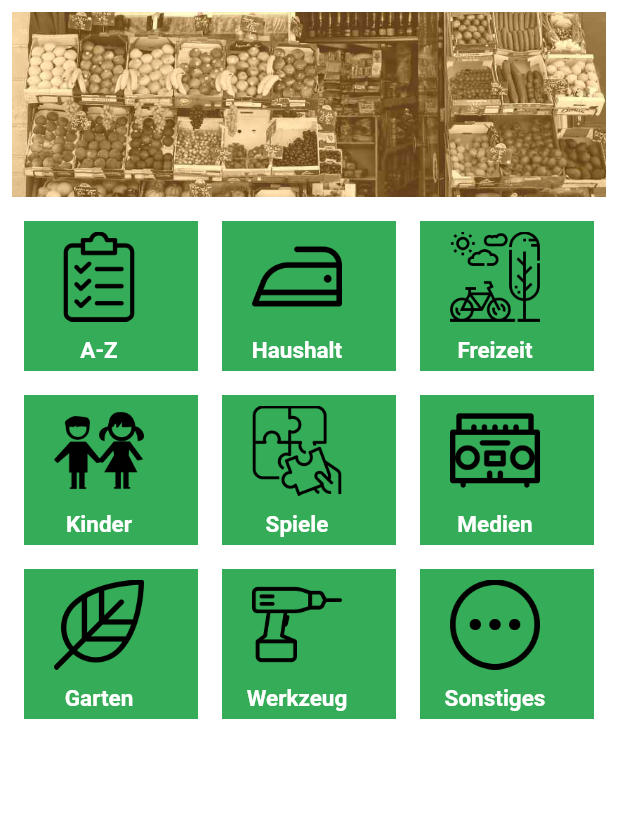
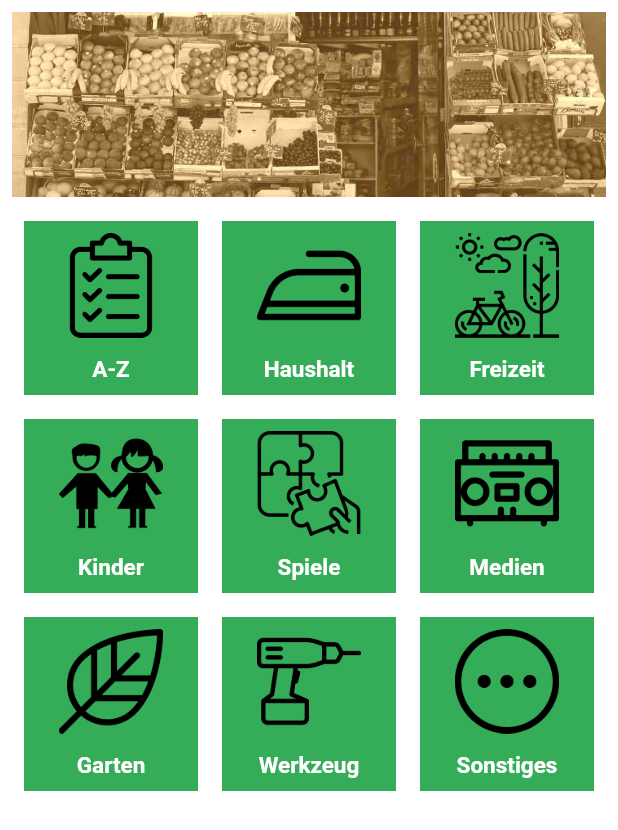
Before and after one commit to drmilde/leihladen_user_frontend_app, a Flutter app: the AuswaehlenScreen widget shown alone on an empty page, opened directly, on a phone screen of 412 x 824 dp. Shown: the top 830 px of the screen. Run offline on Flutter 3.47's test engine with Material 2 defaults, Android fonts, the phone set to English and light mode, and no system bars.

Commit message:
KachelGrid ... responsive auf Gesamtbreite

```diff
--- a/lib/screens/hauptseiten/auswaehlen_screen.dart
+++ b/lib/screens/hauptseiten/auswaehlen_screen.dart
@@ -5,40 +5,92 @@ import 'package:leihladen_user_frontend_app/widgets/hauptseiten_widget.dart';
 import 'package:leihladen_user_frontend_app/widgets/kachel_grid_widget.dart';
 
 class AuswaehlenScreen extends StatelessWidget {
-  double cellSize = 100;
-  Color cellColor;
 
   @override
   Widget build(BuildContext context) {
-    cellSize = 100;
-    cellColor = Theme.of(context).primaryColor;
+    double cellSize = ((MediaQuery.of(context).size.width - 16) / 3) - 16;
+    Color cellColor = Theme.of(context).primaryColor;
 
     List<Widget> cells = [
-      _buildCell(
-          context, KatalogScreen(), "assets/images/symbol/a_z_symbol.png", "A-Z"),
-      _buildCell(
-          context, KatalogScreen(), "assets/images/symbol/haushalt_symbol.png", "Haushalt"),
-      _buildCell(
-          context, KatalogScreen(), "assets/images/symbol/freizeit_symbol.png", "Freizeit"),
-      _buildCell(
-          context, KatalogScreen(), "assets/images/symbol/kinder_symbol.png", "Kinder"),
-      _buildCell(
-          context, KatalogScreen(), "assets/images/symbol/spiele_symbol.png", "Spiele"),
-      _buildCell(context, KatalogScreen(),
-          "assets/images/symbol/multimedia_symbol.png", "Medien"),
-      _buildCell(
-          context, KatalogScreen(), "assets/images/symbol/garten_symbol.png", "Garten"),
-      _buildCell(context, KatalogScreen(),
-          "assets/images/symbol/werkstatt_symbol.png", "Werkzeug"),
-      _buildCell(context, KatalogScreen(),
-          "assets/images/symbol/sonstiges_symbol.png", "Sonstiges"),
+      KachelGridWidget.buildCell(
+        context,
+        KatalogScreen(),
+        "assets/images/symbol/a_z_symbol.png",
+        "A-Z",
+        cellColor,
+        cellSize,
+      ),
+      KachelGridWidget.buildCell(
+        context,
+        KatalogScreen(),
+        "assets/images/symbol/haushalt_symbol.png",
+        "Haushalt",
+        cellColor,
+        cellSize,
+      ),
+      KachelGridWidget.buildCell(
+        context,
+        KatalogScreen(),
+        "assets/images/symbol/freizeit_symbol.png",
+        "Freizeit",
+        cellColor,
+        cellSize,
+      ),
+      KachelGridWidget.buildCell(
+        context,
+        KatalogScreen(),
+        "assets/images/symbol/kinder_symbol.png",
+        "Kinder",
+        cellColor,
+        cellSize,
+      ),
+      KachelGridWidget.buildCell(
+        context,
+        KatalogScreen(),
+        "assets/images/symbol/spiele_symbol.png",
+        "Spiele",
+        cellColor,
+        cellSize,
+      ),
+      KachelGridWidget.buildCell(
+        context,
+        KatalogScreen(),
+        "assets/images/symbol/multimedia_symbol.png",
+        "Medien",
+        cellColor,
+        cellSize,
+      ),
+      KachelGridWidget.buildCell(
+        context,
+        KatalogScreen(),
+        "assets/images/symbol/garten_symbol.png",
+        "Garten",
+        cellColor,
+        cellSize,
+      ),
+      KachelGridWidget.buildCell(
+        context,
+        KatalogScreen(),
+        "assets/images/symbol/werkstatt_symbol.png",
+        "Werkzeug",
+        cellColor,
+        cellSize,
+      ),
+      KachelGridWidget.buildCell(
+        context,
+        KatalogScreen(),
+        "assets/images/symbol/sonstiges_symbol.png",
+        "Sonstiges",
+        cellColor,
+        cellSize,
+      ),
     ];
 
     return HauptseitenWidget(
       BildWidget("assets/images/header/gemischtwaren_sepia.jpg"),
       KachelGridWidget(
-        300,
-        100,
+        cellSize * 3,
+        cellSize,
         3,
         3,
         KatalogScreen(),
@@ -47,47 +99,4 @@ class AuswaehlenScreen extends StatelessWidget {
       Container(),
     );
   }
-
-  Padding _buildCell(BuildContext context, Widget screen, String asset, String text) {
-    return Padding(
-      padding: const EdgeInsets.all(8.0),
-      child: GestureDetector(
-        onTap: () {
-          Navigator.push(
-              context, MaterialPageRoute(builder: (context) => screen));
-        },
-        child: Container(
-            color: cellColor,
-            height: cellSize,
-            width: cellSize,
-            child: Stack(
-              children: [
-                Positioned(
-                  top: cellSize * 0.07,
-                  left: cellSize * 0.40 / 2,
-                  child: Container(
-                    width: cellSize * 0.60,
-                    child: Image.asset(asset),
-                  ),
-                ),
-                Positioned(
-                  bottom: cellSize * 0.05,
-                  child: Container(
-                    width: cellSize,
-                    child: Text(
-                      text,
-                      style: TextStyle(
-                        fontSize: 15,
-                        fontWeight: FontWeight.bold,
-                        color: Colors.white,
-                      ),
-                      textAlign: TextAlign.center,
-                    ),
-                  ),
-                ),
-              ],
-            )),
-      ),
-    );
-  }
 }
--- a/lib/widgets/bottom_navigation_bar_widget.dart
+++ b/lib/widgets/bottom_navigation_bar_widget.dart
@@ -22,6 +22,11 @@ class _BottomNavigationBarWidgetState extends State<BottomNavigationBarWidget> {
     return BottomNavigationBar(
       type: BottomNavigationBarType.fixed,
       currentIndex: widget._currentIndex,
+      selectedIconTheme: IconThemeData(
+        color: Theme.of(context).primaryColorDark,
+        size: 30,
+      ),
+      selectedItemColor: Theme.of(context).primaryColorDark,
       onTap: (int index) {
         setState(() {
           widget._currentIndex = index;
--- a/lib/widgets/kachel_grid_widget.dart
+++ b/lib/widgets/kachel_grid_widget.dart
@@ -23,7 +23,10 @@ class KachelGridWidget extends StatelessWidget {
   @override
   Widget build(BuildContext context) {
     _cellColor = Theme.of(context).primaryColor;
-    return _createTable(context);
+    return Container(
+      width: _width,
+      child: _createTable(context),
+    );
   }
 
   Table _createTable(context) {
@@ -74,4 +77,48 @@ class KachelGridWidget extends StatelessWidget {
       return cells[_count];
     }
   }
+
+  static Widget buildCell(BuildContext context, Widget screen, String asset,
+      String text, Color cellColor, double cellSize, {double marginFactor = 0.07, double scaleFactor = 0.6}) {
+    return Padding(
+      padding: const EdgeInsets.all(8.0),
+      child: GestureDetector(
+        onTap: () {
+          Navigator.push(
+              context, MaterialPageRoute(builder: (context) => screen));
+        },
+        child: Container(
+            color: cellColor,
+            height: cellSize,
+            width: cellSize,
+            child: Stack(
+              children: [
+                Positioned(
+                  top: cellSize * marginFactor,
+                  left: cellSize * (1.0 - scaleFactor) / 2,
+                  child: Container(
+                    width: cellSize * scaleFactor,
+                    child: Image.asset(asset),
+                  ),
+                ),
+                Positioned(
+                  bottom: cellSize * marginFactor,
+                  child: Container(
+                    width: cellSize,
+                    child: Text(
+                      text,
+                      style: TextStyle(
+                        fontSize: 15,
+                        fontWeight: FontWeight.bold,
+                        color: Colors.white,
+                      ),
+                      textAlign: TextAlign.center,
+                    ),
+                  ),
+                ),
+              ],
+            )),
+      ),
+    );
+  }
 }
```
Also changed, not shown: lib/screens/hauptseiten/ausleihen_screen.dart (+60 -2 lines), lib/screens/hauptseiten/mitmachen_screen.dart (+52 -6 lines).
